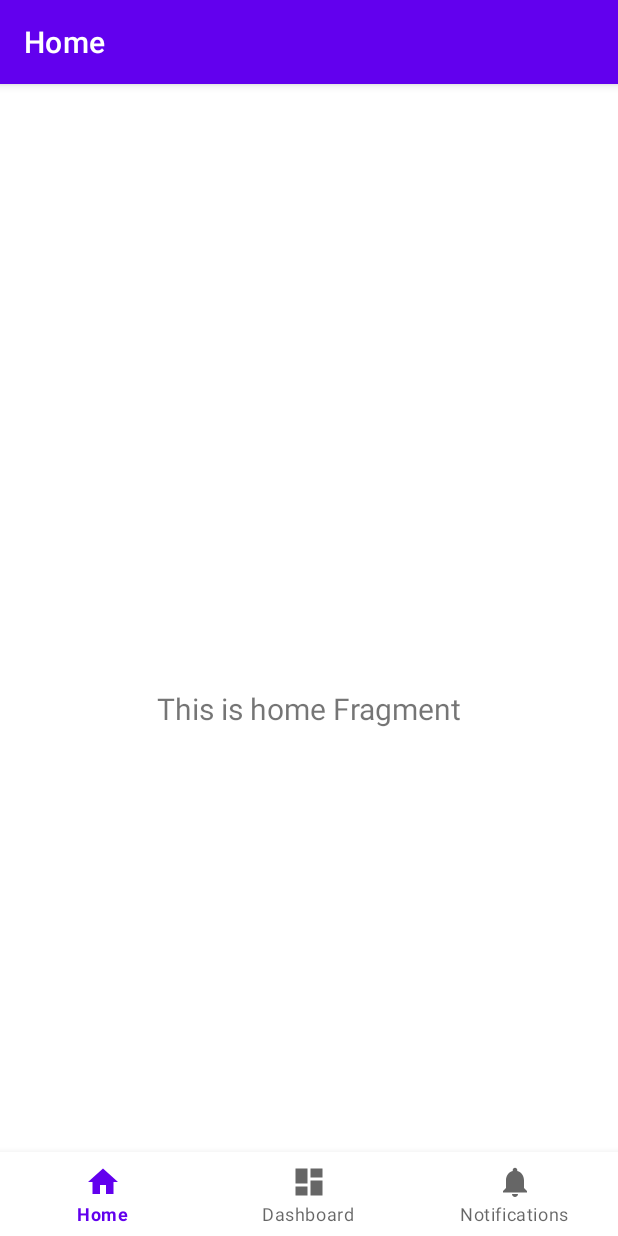
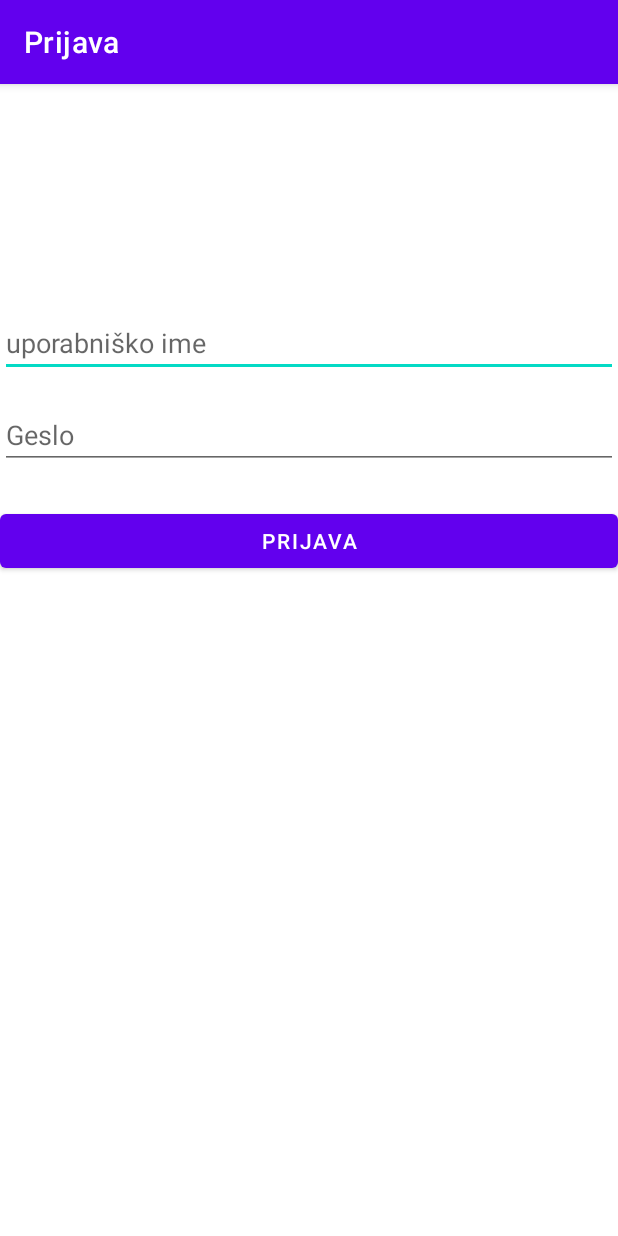
Before and after one commit to matic031/pametni-paketnik, an Android app: the screen it shows after launch (MainActivity before the commit, LoginActivity after it), on a phone screen of 412 x 824 dp. Run offline under Robolectric (Android 15) with nearby library versions, the phone set to English and light mode, and no system bars.

Commit message:
PAM-35 Implementacija login
dodal sem ui login, Naredil  network razrede za povezavo z backendom. ter dodal data razrede

```diff
--- /dev/null
+++ b/PJ/app/src/main/java/com/example/pametnipaketnik/LoginActivity.kt
@@ -0,0 +1,88 @@
+package com.example.pametnipaketnik
+
+import android.content.Context
+import android.content.Intent
+import android.os.Bundle
+import android.view.View
+import android.widget.Toast
+import androidx.activity.viewModels
+import androidx.appcompat.app.AppCompatActivity
+import com.example.pametnipaketnik.MainActivity
+import com.example.pametnipaketnik.databinding.ActivityLoginBinding
+import com.example.pametnipaketnik.ui.login.LoginResult
+import com.example.pametnipaketnik.ui.login.LoginViewModel
+
+class LoginActivity : AppCompatActivity() {
+
+    private lateinit var binding: ActivityLoginBinding
+    private val loginViewModel: LoginViewModel by viewModels()
+
+    override fun onCreate(savedInstanceState: Bundle?) {
+        super.onCreate(savedInstanceState)
+        binding = ActivityLoginBinding.inflate(layoutInflater)
+        setContentView(binding.root)
+
+        checkIfUserIsLoggedIn()
+
+        binding.buttonLogin.setOnClickListener {
+            val username = binding.editTextUsername.text.toString().trim()
+            val password = binding.editTextPassword.text.toString().trim()
+            loginViewModel.loginUser(username, password)
+        }
+
+        observeViewModel()
+    }
+
+    private fun checkIfUserIsLoggedIn() {
+        val sharedPreferences = getSharedPreferences("PAMETNI_PAKETNIK_PREFS", Context.MODE_PRIVATE)
+        val token = sharedPreferences.getString("AUTH_TOKEN", null)
+        if (token != null && token.startsWith("Bearer ")) { // Preverimo, če žeton obstaja in je v pričakovani obliki
+            navigateToMainActivity()
+        }
+    }
+
+    private fun observeViewModel() {
+        loginViewModel.loginResult.observe(this) { result ->
+            when (result) {
+                is LoginResult.Loading -> {
+                    binding.progressBarLogin.visibility = View.VISIBLE
+                    binding.buttonLogin.isEnabled = false
+                    binding.textViewError.visibility = View.GONE
+                }
+                is LoginResult.Success -> {
+                    binding.progressBarLogin.visibility = View.GONE
+                    binding.buttonLogin.isEnabled = true
+                    // Uporabimo sporočilo iz API odgovora, če obstaja
+                    Toast.makeText(this, result.response.message ?: "Prijava uspešna!", Toast.LENGTH_LONG).show()
+
+                    val tokenToSave = result.response.token // Shranimo celoten "Bearer <token>"
+                    // val tokenToSave = result.response.token.removePrefix("Bearer ").trim()
+                    saveAuthToken(tokenToSave)
+
+                    navigateToMainActivity()
+                }
+                is LoginResult.Error -> {
+                    binding.progressBarLogin.visibility = View.GONE
+                    binding.buttonLogin.isEnabled = true
+                    binding.textViewError.text = result.message
+                    binding.textViewError.visibility = View.VISIBLE
+                }
+            }
+        }
+    }
+
+    private fun saveAuthToken(token: String) {
+        val sharedPreferences = getSharedPreferences("PAMETNI_PAKETNIK_PREFS", Context.MODE_PRIVATE)
+        with(sharedPreferences.edit()) {
+            putString("AUTH_TOKEN", token) // Shranjujemo celoten "Bearer <token>"
+            apply()
+        }
+    }
+
+    private fun navigateToMainActivity() {
+        val intent = Intent(this, MainActivity::class.java)
+        // intent.putExtra("USER_USERNAME", loginViewModel.loginResult.value?.let { if (it is LoginResult.Success) it.response.user?.username else null })
+        startActivity(intent)
+        finish()
+    }
+}
--- /dev/null
+++ b/PJ/app/src/main/java/com/example/pametnipaketnik/data/LoginRequest.kt
@@ -0,0 +1,6 @@
+package com.example.pametnipaketnik.data
+
+data class LoginRequest(
+    val username: String,
+    val password: String
+)
--- /dev/null
+++ b/PJ/app/src/main/res/layout/activity_login.xml
@@ -0,0 +1,67 @@
+<?xml version="1.0" encoding="utf-8"?>
+<androidx.constraintlayout.widget.ConstraintLayout xmlns:android="http://schemas.android.com/apk/res/android"
+    xmlns:app="http://schemas.android.com/apk/res-auto"
+    xmlns:tools="http://schemas.android.com/tools"
+    android:id="@+id/main"
+    android:layout_width="match_parent"
+    android:layout_height="match_parent"
+    tools:context=".LoginActivity">
+
+    <EditText
+        android:id="@+id/editTextUsername"
+        android:layout_width="0dp"
+        android:layout_height="wrap_content"
+        android:layout_marginTop="150dp"
+        android:hint="uporabniško ime"
+        android:inputType="text"
+        app:layout_constraintEnd_toEndOf="parent"
+        app:layout_constraintStart_toStartOf="parent"
+        app:layout_constraintTop_toTopOf="parent" />
+
+    <EditText
+        android:id="@+id/editTextPassword"
+        android:layout_width="0dp"
+        android:layout_height="wrap_content"
+        android:layout_marginTop="16dp"
+        android:hint="Geslo"
+        android:inputType="textPassword"
+        app:layout_constraintEnd_toEndOf="parent"
+        app:layout_constraintStart_toStartOf="parent"
+        app:layout_constraintTop_toBottomOf="@id/editTextUsername" />
+
+    <Button
+        android:id="@+id/buttonLogin"
+        android:layout_width="0dp"
+        android:layout_height="wrap_content"
+        android:layout_marginTop="24dp"
+        android:text="Prijava"
+        app:layout_constraintEnd_toEndOf="parent"
+        app:layout_constraintStart_toStartOf="parent"
+        app:layout_constraintTop_toBottomOf="@id/editTextPassword" />
+
+    <ProgressBar
+        android:id="@+id/progressBarLogin"
+        style="?android:attr/progressBarStyle"
+        android:layout_width="wrap_content"
+        android:layout_height="wrap_content"
+        android:visibility="gone"
+        app:layout_constraintBottom_toBottomOf="parent"
+        app:layout_constraintEnd_toEndOf="parent"
+        app:layout_constraintStart_toStartOf="parent"
+        app:layout_constraintTop_toTopOf="parent"
+        tools:visibility="visible"/>
+
+    <TextView
+        android:id="@+id/textViewError"
+        android:layout_width="wrap_content"
+        android:layout_height="wrap_content"
+        android:layout_marginTop="16dp"
+        android:textColor="@android:color/holo_red_dark"
+        android:visibility="gone"
+        app:layout_constraintEnd_toEndOf="parent"
+        app:layout_constraintStart_toStartOf="parent"
+        app:layout_constraintTop_toBottomOf="@id/buttonLogin"
+        tools:text="Napaka pri prijavi!"
+        tools:visibility="visible"/>
+
+</androidx.constraintlayout.widget.ConstraintLayout>
--- a/PJ/app/src/main/res/values/strings.xml
+++ b/PJ/app/src/main/res/values/strings.xml
@@ -3,4 +3,5 @@
     <string name="title_home">Home</string>
     <string name="title_dashboard">Dashboard</string>
     <string name="title_notifications">Notifications</string>
+    <string name="title_activity_login">Prijava</string>
 </resources>
```
Also changed, not shown: PJ/app/build.gradle.kts (+8 -0 lines), PJ/app/src/main/AndroidManifest.xml (+15 -6 lines), PJ/app/src/main/java/com/example/pametnipaketnik/data/ApiErrorResponse.kt (added, +14 -0 lines), PJ/app/src/main/java/com/example/pametnipaketnik/data/LoginResponse.kt (added, +17 -0 lines), PJ/app/src/main/java/com/example/pametnipaketnik/data/UserResponse.kt (added, +10 -0 lines), PJ/app/src/main/java/com/example/pametnipaketnik/network/ApiService.kt (added, +12 -0 lines), PJ/app/src/main/java/com/example/pametnipaketnik/network/RetrofitInstance.kt (added, +27 -0 lines), PJ/app/src/main/java/com/example/pametnipaketnik/ui/login/LoginViewModel.kt (added, +66 -0 lines), PJ/gradle/libs.versions.toml (+10 -0 lines), 1 other file.
